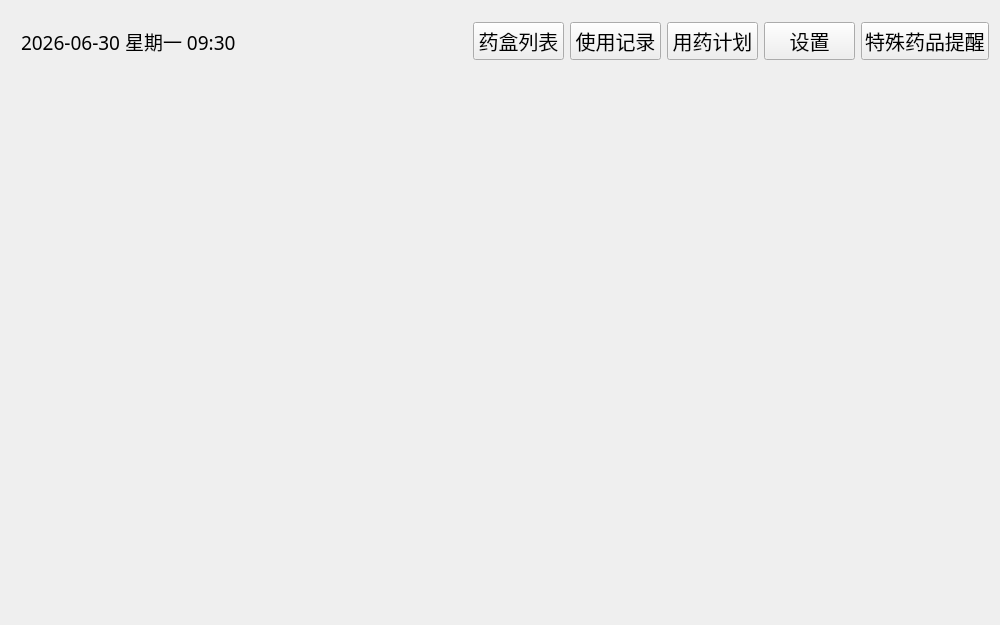
Qt form main_page.ui (tongvvv/medicineBox) before a commit.
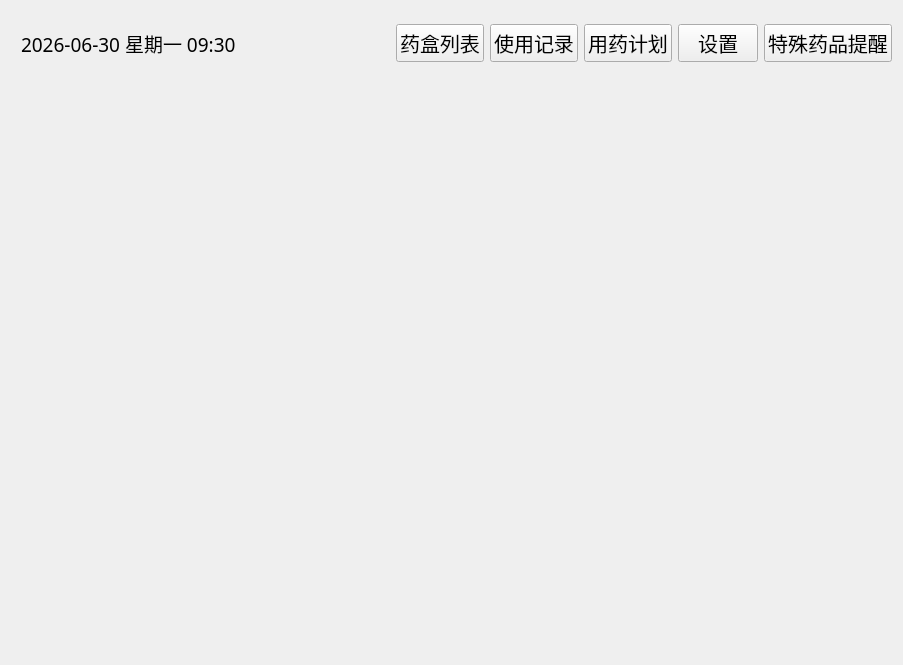
The same form after that commit. Icons and pictures are not drawn.

Patch:
```diff
--- a/main_page.ui
+++ b/main_page.ui
@@ -6,8 +6,8 @@
    <rect>
     <x>0</x>
     <y>0</y>
-    <width>1000</width>
-    <height>625</height>
+    <width>903</width>
+    <height>665</height>
    </rect>
   </property>
   <property name="windowTitle">
@@ -31,6 +31,12 @@
       </property>
       <item>
        <widget class="QLabel" name="main_time">
+        <property name="sizePolicy">
+         <sizepolicy hsizetype="Minimum" vsizetype="Preferred">
+          <horstretch>0</horstretch>
+          <verstretch>0</verstretch>
+         </sizepolicy>
+        </property>
         <property name="font">
          <font>
           <family>微软雅黑</family>
@@ -68,7 +74,7 @@
       <item>
        <widget class="QPushButton" name="med_list">
         <property name="sizePolicy">
-         <sizepolicy hsizetype="Preferred" vsizetype="Fixed">
+         <sizepolicy hsizetype="Minimum" vsizetype="Fixed">
           <horstretch>0</horstretch>
           <verstretch>0</verstretch>
          </sizepolicy>
@@ -88,7 +94,7 @@
       <item>
        <widget class="QPushButton" name="use_record">
         <property name="sizePolicy">
-         <sizepolicy hsizetype="Preferred" vsizetype="Fixed">
+         <sizepolicy hsizetype="Minimum" vsizetype="Fixed">
           <horstretch>0</horstretch>
           <verstretch>0</verstretch>
          </sizepolicy>
@@ -107,7 +113,7 @@
       <item>
        <widget class="QPushButton" name="med_plan">
         <property name="sizePolicy">
-         <sizepolicy hsizetype="Preferred" vsizetype="Fixed">
+         <sizepolicy hsizetype="Minimum" vsizetype="Fixed">
           <horstretch>0</horstretch>
           <verstretch>0</verstretch>
          </sizepolicy>
@@ -126,7 +132,7 @@
       <item>
        <widget class="QPushButton" name="settings">
         <property name="sizePolicy">
-         <sizepolicy hsizetype="Preferred" vsizetype="Fixed">
+         <sizepolicy hsizetype="Minimum" vsizetype="Fixed">
           <horstretch>0</horstretch>
           <verstretch>0</verstretch>
          </sizepolicy>
@@ -145,7 +151,7 @@
       <item>
        <widget class="QPushButton" name="special_med">
         <property name="sizePolicy">
-         <sizepolicy hsizetype="Preferred" vsizetype="Fixed">
+         <sizepolicy hsizetype="Minimum" vsizetype="Fixed">
           <horstretch>0</horstretch>
           <verstretch>0</verstretch>
          </sizepolicy>
```
